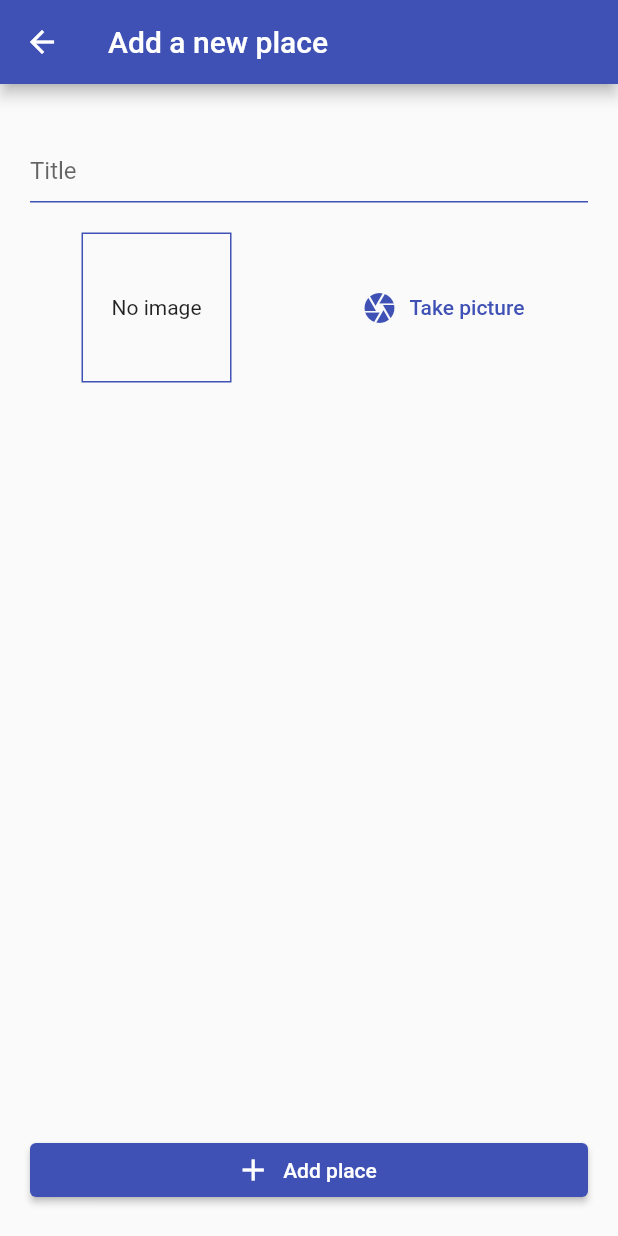
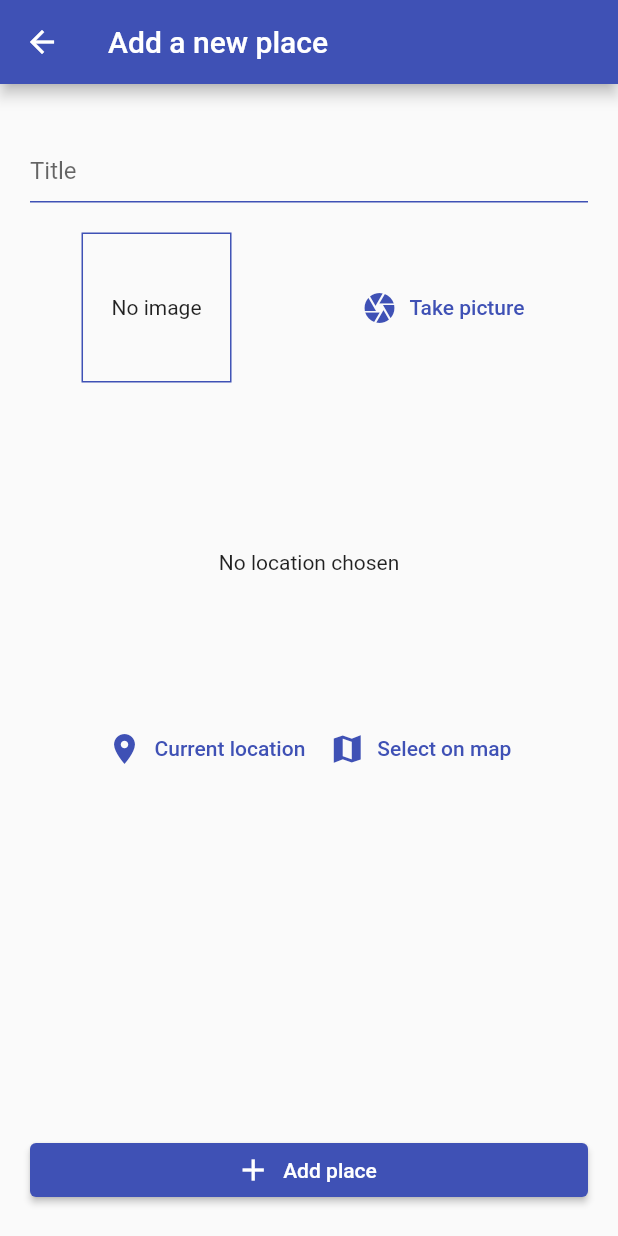
Before and after one commit to dnieln7/memories, a Flutter app: the AddPlace screen opened by its route, on a phone screen of 412 x 824 dp. Run offline on Flutter 3.47's test engine with Material 2 defaults, Android fonts, the phone set to English and light mode, and no system bars; our stand-ins replace image_picker, location, sqflite; accounts and stored records are empty.

```diff
--- /dev/null
+++ b/lib/location/location_constants.dart
@@ -0,0 +1 @@
+const String mapsKey = '';
--- /dev/null
+++ b/lib/location/location_helper.dart
@@ -0,0 +1,11 @@
+import 'package:memories/location/location_constants.dart';
+
+class LocationHelper {
+  static String generateLocationPreviewUrl(
+      {double latitude, double longitude}) {
+    return '''https://maps.googleapis.com/maps/api/staticmap?center=
+    &$latitude, $longitude&zoom=14&size=600x300&maptype=roadmap
+    &markers=color:red%7Clabel:A%7C$latitude,$longitude
+    &key=$mapsKey''';
+  }
+}
--- a/lib/ui/page/place/add_place.dart
+++ b/lib/ui/page/place/add_place.dart
@@ -3,6 +3,7 @@ import 'dart:io';
 import 'package:flutter/material.dart';
 import 'package:memories/provider/place_provider.dart';
 import 'package:memories/ui/widget/input/image_field.dart';
+import 'package:memories/ui/widget/input/location_field.dart';
 import 'package:memories/ui/widget/input/text_field_empty.dart';
 import 'package:provider/provider.dart';
 
@@ -49,6 +50,8 @@ class _AddPlaceState extends State<AddPlace> {
                     theme: Theme.of(context).primaryColor,
                     saveListener: (image) => selectImage(image),
                   ),
+                  SizedBox(height: 20),
+                  LocationField(),
                 ],
               ),
             ),
--- /dev/null
+++ b/lib/ui/widget/input/location_field.dart
@@ -0,0 +1,60 @@
+import 'package:flutter/material.dart';
+import 'package:location/location.dart';
+import 'package:memories/location/location_helper.dart';
+
+class LocationField extends StatefulWidget {
+  @override
+  _LocationFieldState createState() => _LocationFieldState();
+}
+
+class _LocationFieldState extends State<LocationField> {
+  String previewImageUrl;
+
+  @override
+  Widget build(BuildContext context) {
+    return Column(
+      children: [
+        Container(
+          height: 200,
+          width: double.infinity,
+          alignment: Alignment.center,
+          child: previewImageUrl == null
+              ? Text(
+                  'No location chosen',
+                  textAlign: TextAlign.center,
+                )
+              : Image.network(
+                  previewImageUrl,
+                  fit: BoxFit.fill,
+                  width: double.infinity,
+                ),
+        ),
+        Row(
+          mainAxisAlignment: MainAxisAlignment.center,
+          children: [
+            TextButton.icon(
+              icon: Icon(Icons.location_on_sharp),
+              label: Text('Current location'),
+              onPressed: getCurrentLocation,
+            ),
+            TextButton.icon(
+              icon: Icon(Icons.map_sharp),
+              label: Text('Select on map'),
+              onPressed: () => {},
+            )
+          ],
+        ),
+      ],
+    );
+  }
+
+  Future<void> getCurrentLocation() async {
+    final location = await Location().getLocation();
+    final url = LocationHelper.generateLocationPreviewUrl(
+      latitude: location.latitude,
+      longitude: location.longitude,
+    );
+
+    setState(() => previewImageUrl = url);
+  }
+}
--- a/pubspec.yaml
+++ b/pubspec.yaml
@@ -29,6 +29,7 @@ dependencies:
   path_provider: 1.6.28
   path: 1.8.0-nullsafety.1
   sqflite: 1.3.2+4
+  location: 3.2.4
 
 dev_dependencies:
   flutter_test:
```
Also changed, not shown: pubspec.lock, 3 other files.
